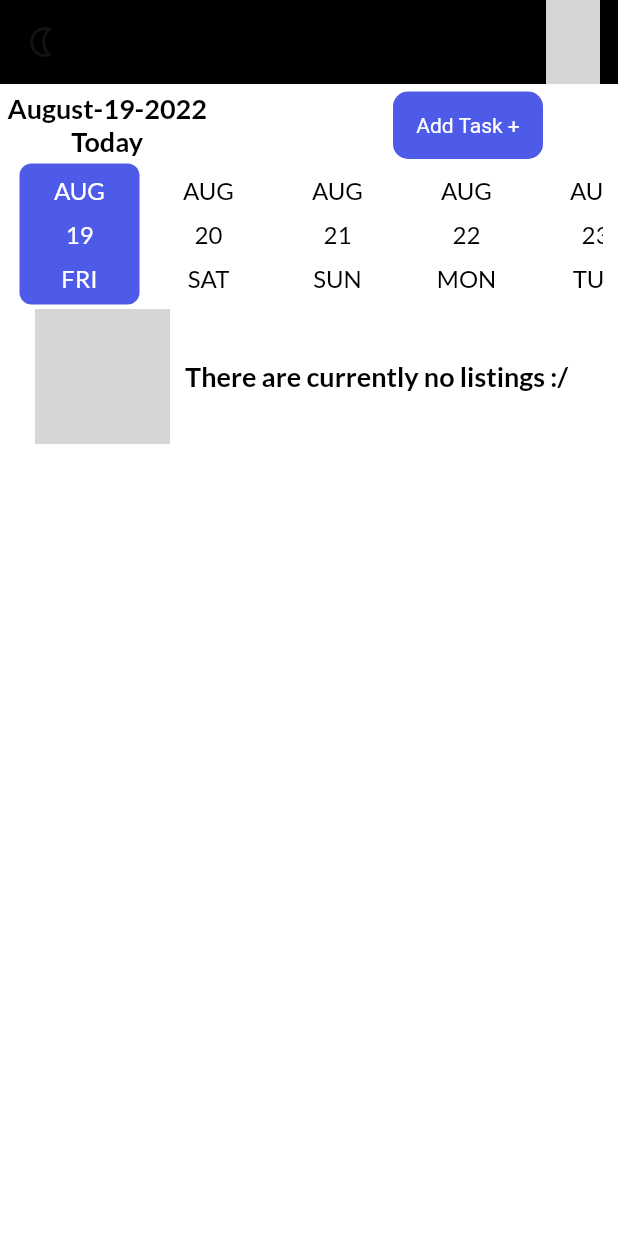
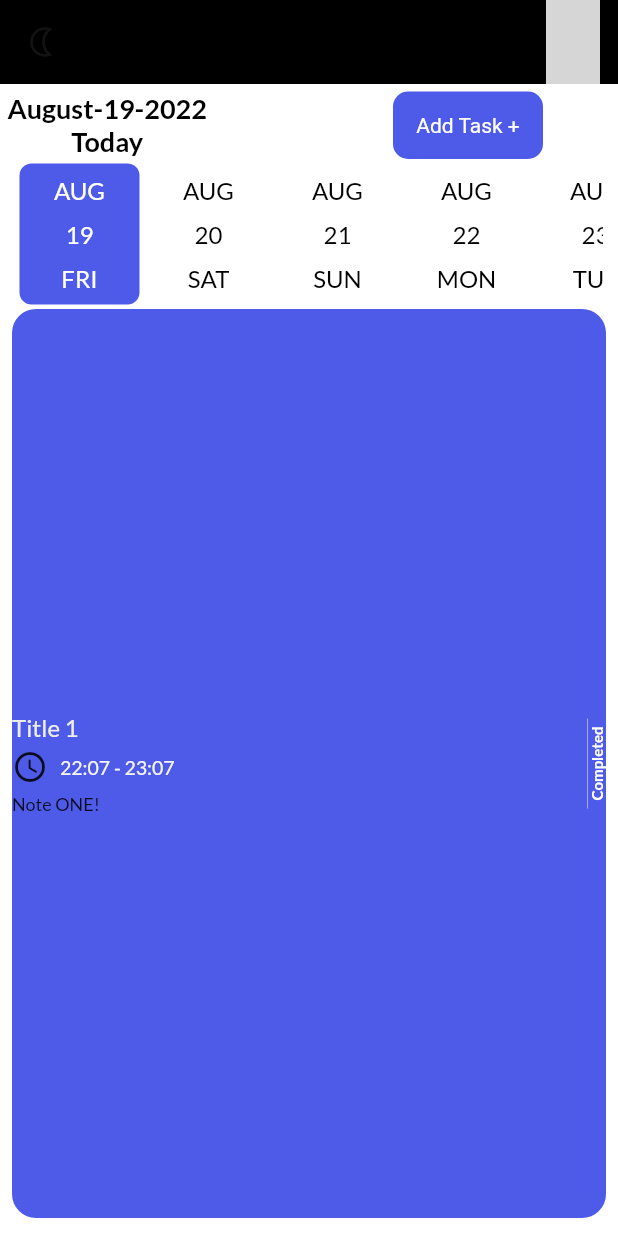
Before and after one commit to Sabra-xD/To-Do-Alert-Application, a Flutter app: the screen it shows after launch, on a phone screen of 412 x 824 dp. Run offline on Flutter 3.47's test engine with Material 2 defaults, Android fonts, the phone set to English and light mode, and no system bars; drawn by our look-alikes of date_picker_timeline; our stand-ins replace flutter_local_notifications, flutter_svg, get, get_storage, google_fonts, timezone; network calls fail; grey boxes are pictures that could not be loaded.

Commit message:
Ph-3
Task Tile updated & Working

```diff
--- /dev/null
+++ b/lib/Funcs/Task.dart
@@ -0,0 +1,29 @@
+class Task {
+
+
+  int? id;
+  int? isCompleted;
+  String? title;
+  String? note;
+  String? StartTime;
+  String? EndTime;
+  int? color;
+  int? remind;
+  String? repeat;
+  String? date;
+
+  Task({
+    this.id,
+    this. isCompleted,
+    this.title,
+    this.note,
+    this.StartTime,
+    this.EndTime,
+    this.color,
+     this.remind,
+     this.repeat,
+     this.date,
+  });
+
+
+}
--- a/lib/pages/HomePage.dart
+++ b/lib/pages/HomePage.dart
@@ -1,6 +1,6 @@
 
 
-import 'dart:js';
+
 
 import 'package:date_picker_timeline/date_picker_timeline.dart';
 import 'package:flutter_svg/flutter_svg.dart';
@@ -9,10 +9,11 @@ import 'package:flutter/material.dart';
 import 'package:get/get.dart';
 import 'package:get/get_core/src/get_main.dart';
 import 'package:todo/Funcs/NotificationServices.dart';
+import 'package:todo/Funcs/Task.dart';
 import 'package:todo/Funcs/TaskController.dart';
 import 'package:todo/UIs/theme.dart';
 import 'package:todo/pages/AddTaskPage.dart';
-import 'package:todo/widgets/SizeConfig.dart';
+import 'package:todo/widgets/Task_Tile.dart';
 import 'package:todo/widgets/button.dart';
 
 
@@ -59,7 +60,9 @@ class _HomePageState extends State<HomePage> {
 
           _addDateBar(),
 
-          _showTask(),
+          showTask(context),
+
+
 
         ],
       ),
@@ -92,21 +95,44 @@ class _HomePageState extends State<HomePage> {
           radius: (18),
         ),
         SizedBox(width: 12,),
+
+
+
+
       ],
     );
   }
 
- _showTask(){
-    return Expanded(
-       child: _NoTask(),
-    );
+ showTask(BuildContext context){
+    return  Expanded(
+         child: GestureDetector(
+           onTap: (){
+             print("PRESSED");
+             showBottomSheet(context,Task(
 
-    //     child: Obx(() => if(_taskController.TaskList.isEmpty){
-    //  _NoTask();
-    // }else {
-    // Text("You don't have any tasks yet :/",style: Themes().TitleStyle,);
-    // })
-    // );
+               isCompleted: 0,
+               title: 'Title 1',
+               note : "Note ONE!",
+               StartTime : "22:07",
+               EndTime : "23:07",
+               color : 0,
+             ),
+             );
+           },
+           child: TaskTile(task: Task(
+                id:1,
+                isCompleted: 1,
+                title: 'Title 1',
+               note : "Note ONE!",
+            StartTime : "22:07",
+           EndTime : "23:07",
+                color : 0,
+           ),),
+         ),
+      );
+
+
+
  }
 
  _NoTask(){
@@ -147,6 +173,69 @@ class _HomePageState extends State<HomePage> {
           });
        },
       ) ,
+    );
+
+ }
+
+ showBottomSheet(BuildContext context, Task task){
+    Get.bottomSheet(
+      SingleChildScrollView(
+        child: Container(
+          padding: const EdgeInsets.only(top: 4),
+          color: Get.isDarkMode ? darkHeaderClr : Colors.white,
+          child: Column(
+            children: [
+
+              Flexible(child: Container(
+                height: 6,
+                width: 120,
+                decoration: BoxDecoration(
+                  borderRadius: BorderRadius.circular(10),
+                  color: Get.isDarkMode ? Colors.grey[600] : Colors.grey[300],
+                ),
+              )),
+              const SizedBox(height: 20),
+              task.isCompleted ==1?
+                  Container() :
+                  _buildBottomSheet(label: "Task Completed", onTap: Get.back, clr: primaryClr),
+                _buildBottomSheet(label: "Delete Task", onTap: Get.back, clr: primaryClr),
+               Divider(color: Get.isDarkMode ? Colors.grey : darkGreyClr,),
+               _buildBottomSheet(label: "Cancel Task", onTap: Get.back, clr: primaryClr),
+
+
+
+              const SizedBox(height: 20,),
+
+
+            ],
+          ),
+        )
+
+      )
+    );
+
+
+ }
+ _buildBottomSheet({
+    required String label,
+   required Function() onTap,
+   required  Color clr,
+   bool isClose = false,
+}){
+
+    return GestureDetector(
+
+    onTap: onTap,
+      child: Container(
+        margin: EdgeInsets.symmetric(vertical: 4),
+        height: 65,
+       child: Center(
+         child: Text(label),
+       ),
+
+
+      ),
+
     );
 
  }
--- /dev/null
+++ b/lib/widgets/Task_Tile.dart
@@ -0,0 +1,99 @@
+
+
+import 'package:flutter/material.dart';
+import 'package:flutter/widgets.dart';
+import 'package:get/get.dart';
+import 'package:get/get_core/src/get_main.dart';
+import 'package:google_fonts/google_fonts.dart';
+import 'package:todo/Funcs/Task.dart';
+import 'package:todo/UIs/theme.dart';
+import 'package:todo/widgets/SizeConfig.dart';
+
+class TaskTile extends StatelessWidget {
+  const TaskTile({Key? key, required this.task}) : super(key: key);
+  final Task task;
+
+  @override
+  Widget build(BuildContext context) {
+    return Padding(
+
+      padding: EdgeInsets.symmetric(horizontal: 8),
+        child: Container(
+          margin: const EdgeInsets.only(bottom: 12),
+          decoration: BoxDecoration(
+            borderRadius: BorderRadius.circular(16),
+            color: _getColor(task.color),
+          ),
+          child: Row(
+            children: [
+              Expanded(child: SingleChildScrollView(
+                child: Column(
+                  crossAxisAlignment: CrossAxisAlignment.start,
+                  children: [
+
+                    Text('${task.title}',style:GoogleFonts.lato(
+                        textStyle: TextStyle(
+                          fontSize: 16,
+                          color: Colors.grey[200],
+                        )
+                    ),),
+                    const SizedBox(height: 5),
+                    Row(
+                      crossAxisAlignment: CrossAxisAlignment.center,
+                      children: [
+                        const Icon(Icons.access_time_rounded),
+                        const SizedBox(width: 8,),
+                        Text('${task.StartTime} - ${task.EndTime}',
+                          style: GoogleFonts.lato(
+                              textStyle: TextStyle(
+                                  fontSize: 13,
+                                  color: Colors.grey[100],
+                              )
+                          ),
+                        )
+                      ],
+                    ),
+                    const SizedBox(height: 5),
+                    Text('${task.note}',style: GoogleFonts.lato(
+                        textStyle: TextStyle(
+                          fontSize: 12,
+                          color: Colors.grey[250],
+                        )
+                    ),)
+                  ],
+                ),
+              )),
+              Container(
+                padding: const EdgeInsets.symmetric(horizontal: 5),
+                width: 0.5,height: 60,
+              color: Colors.grey[200]!.withOpacity(0.7),),
+              RotatedBox(quarterTurns: 3,
+              child: Text(task.isCompleted == 0? 'TODO' : "Completed",
+              style: GoogleFonts.lato(
+                  textStyle: const TextStyle(
+                    fontSize: 10,
+                    fontWeight: FontWeight.bold,
+                    color: Colors.white,
+                  )
+              ),),),
+            ],
+          ),
+        ));
+  }
+
+  _getColor(int? color){
+    switch(color){
+      case(0):
+        return bluishClr;
+      case(1):
+        return pinkClr;
+      case(2):
+        return orangeClr;
+      default:
+        return bluishClr;
+
+
+    }
+  }
+
+}
```
